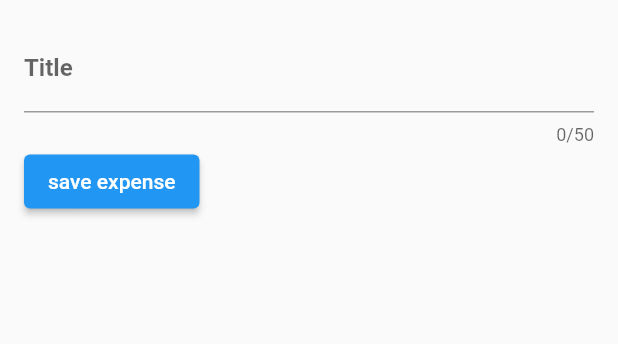
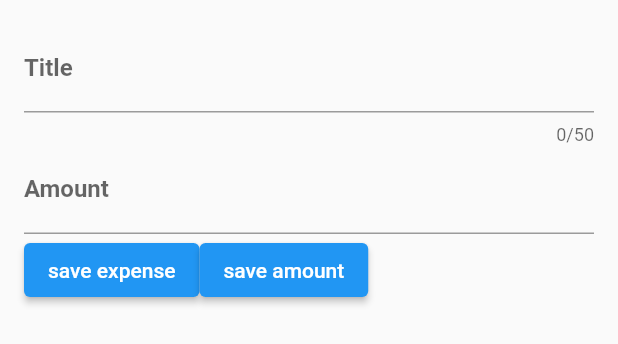
Before and after one commit to 8055vineet/ExpenseTracker, a Flutter app: the NewExpense widget shown alone on an empty page, opened directly, on a phone screen of 412 x 824 dp. Shown: the top 344 px of the screen. Run offline on Flutter 3.47's test engine with Material 2 defaults, Android fonts, the phone set to English and light mode, and no system bars.

Commit message:
adding save expenses button with prefix text $

```diff
--- a/lib/widgets/new_expense.dart
+++ b/lib/widgets/new_expense.dart
@@ -12,8 +12,10 @@ class NewExpense extends StatefulWidget {
 class _NewExpenseState extends State<NewExpense> {
 
   final _titleController=TextEditingController();
+  final _amountController=TextEditingController();
  void dispose(){
    _titleController.dispose();
+   _amountController.dispose();
    super.dispose();
  }
   @override
@@ -30,11 +32,24 @@ class _NewExpenseState extends State<NewExpense> {
                   style: TextStyle(fontWeight: FontWeight.bold),
                 )),
           ),
+          TextField(controller: _amountController,
+         keyboardType: TextInputType.number,
+            decoration: const InputDecoration(
+               prefixText: '\$ ',
+                label: Text(
+                  "Amount",
+                  style: TextStyle(fontWeight: FontWeight.bold),
+                )),
+          ),
           Row(children: [
             ElevatedButton(onPressed: () {
               print(_titleController.text);
 
-            }, child: const Text('save expense'))
+            }, child: const Text('save expense')),
+            ElevatedButton(onPressed: () {
+              print(_amountController.text);
+
+            }, child: const Text('save amount'))
           ],),
         ],
       ),
```
